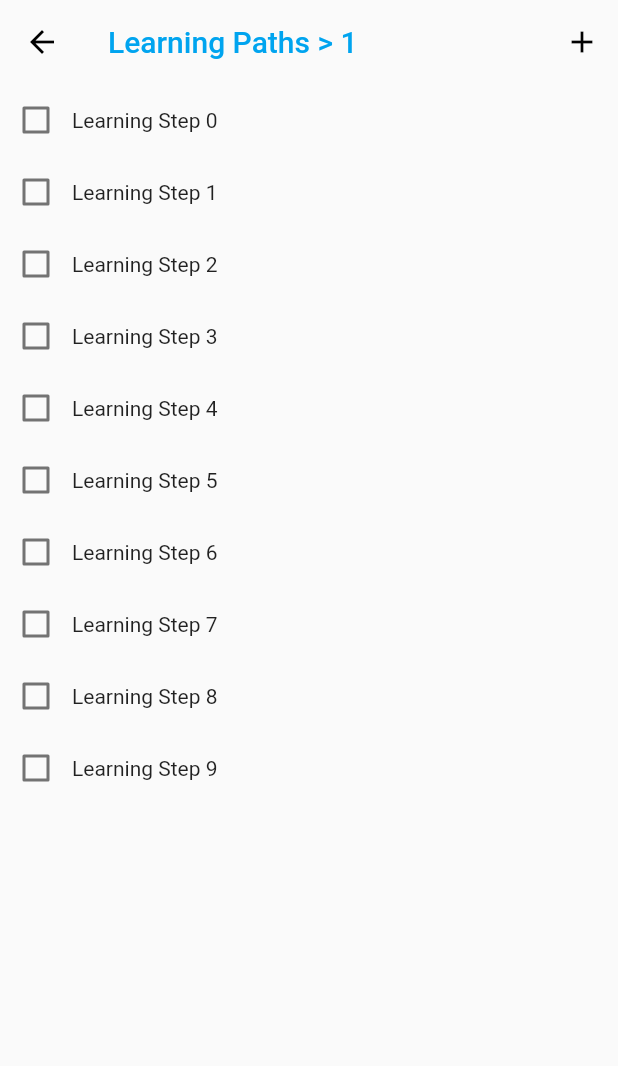
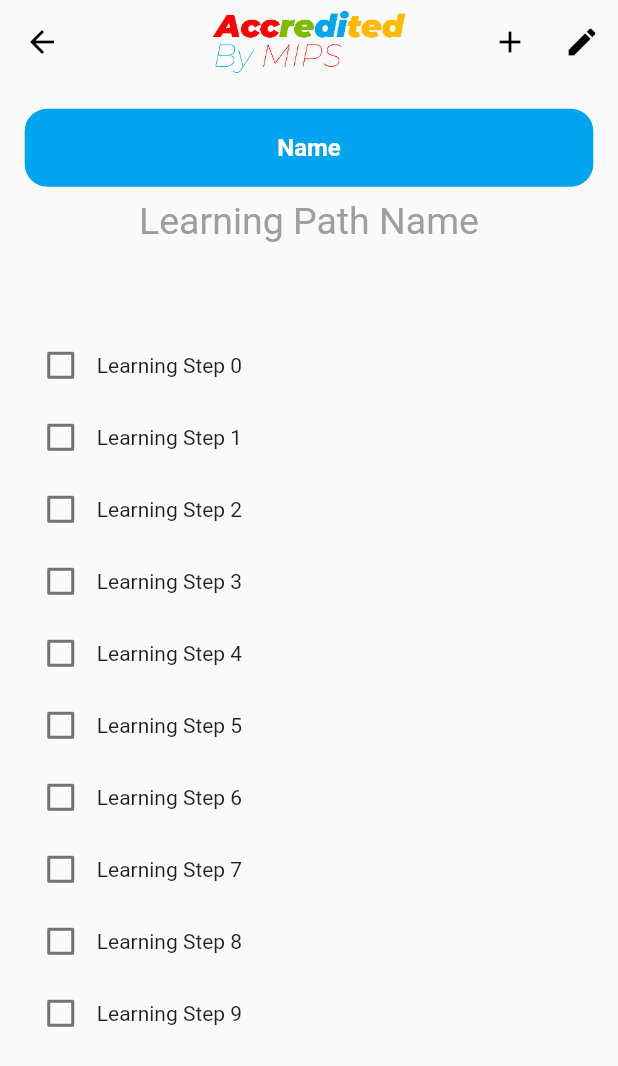
Before and after one commit to berkayaydmr/Microsoft-AccreditationManagementSystem-Mobile, a Flutter app: the LearningPathDetailView screen opened by its route, on a phone screen of 412 x 824 dp. Shown: the top 1066 px of the screen. Run offline on Flutter 3.47's test engine with Material 2 defaults, Android fonts, the phone set to English and light mode, and no system bars; our stand-ins replace auto_route, bloc, bot_toast, dio, equatable, flutter_bloc and 5 more; accounts and stored records are empty.

Commit message:
ui fixes

```diff
--- a/lib/core/navigation/navigation.dart
+++ b/lib/core/navigation/navigation.dart
@@ -12,6 +12,7 @@ import '../../ui/engineer/engineer_detail.dart';
 import '../../ui/engineer/engineer_edit_view.dart';
 import '../../ui/engineer/engineer_view.dart';
 import '../../ui/learning_path/learning_path_detail_view.dart';
+import '../../ui/learning_path/learning_path_edit_view.dart';
 import '../../ui/learning_path/learning_path_view.dart';
 import '../../ui/login/login_view.dart';
 import '../../ui/mip/mip_add_view.dart';
@@ -32,8 +33,7 @@ class AppRouter extends _$AppRouter {
     AutoRoute(path: '/dashboard', page: DashboardViewRoute.page),
     AutoRoute(path: '/accreditation', page: AccreditationViewRoute.page),
     AutoRoute(path: '/learningPath', page: LearningPathViewRoute.page),
-    AutoRoute(
-        path: '/learningPath/:id', page: LearningPathDetailViewRoute.page),
+    AutoRoute(path: '/learningPath/:id', page: LearningPathDetailViewRoute.page),
     AutoRoute(path: '/mip', page: MipViewRoute.page),
     AutoRoute(path: '/mip/:id', page: MipDetailViewRoute.page),
     AutoRoute(path: '/mip/add', page: MipAddViewRoute.page),
@@ -41,13 +41,12 @@ class AppRouter extends _$AppRouter {
     AutoRoute(path: '/engineer/:id', page: EngineerDetailViewRoute.page),
     AutoRoute(path: '/engineer/:id/edit', page: EngineerEditViewRoute.page),
     AutoRoute(path: '/engineer/add', page: EngineerAddViewRoute.page),
-    AutoRoute(
-        path: '/accreditation/:id', page: AccreditationDetailViewRoute.page)
+    AutoRoute(path: '/accreditation/:id', page: AccreditationDetailViewRoute.page),
+    AutoRoute(path: '/learningPath/:id/edit', page: LearningPathEditViewRoute.page)
   ];
 }
 
-Route<T> heroDialogRoute<T>(
-    BuildContext context, Widget child, AutoRoutePage<T> page) {
+Route<T> heroDialogRoute<T>(BuildContext context, Widget child, AutoRoutePage<T> page) {
   return PageRouteBuilder(
       fullscreenDialog: page.fullscreenDialog,
       opaque: false,
@@ -56,16 +55,13 @@ Route<T> heroDialogRoute<T>(
       maintainState: true,
       barrierColor: Colors.black54,
       settings: page,
-      pageBuilder: (context, animation, secondaryAnimation) =>
-          FadeTransition(opacity: animation, child: child));
+      pageBuilder: (context, animation, secondaryAnimation) => FadeTransition(opacity: animation, child: child));
 }
 
-Route<T> noAnimationMaterialPageRoute<T>(
-    BuildContext context, Widget child, AutoRoutePage<T> page) {
+Route<T> noAnimationMaterialPageRoute<T>(BuildContext context, Widget child, AutoRoutePage<T> page) {
   return PageRouteBuilder(
       maintainState: true,
       fullscreenDialog: false,
       settings: page,
-      pageBuilder: (context, animation, secondaryAnimation) =>
-          FadeTransition(opacity: animation, child: child));
+      pageBuilder: (context, animation, secondaryAnimation) => FadeTransition(opacity: animation, child: child));
 }
--- a/lib/repository/models/learning_path_response_model.dart
+++ b/lib/repository/models/learning_path_response_model.dart
@@ -1,4 +1,3 @@
-
 import 'learning_path_step_response_model.dart';
 
 class LearningPathResponseModel {
@@ -8,12 +7,7 @@ class LearningPathResponseModel {
   List<LearningPathStepResponseModel>? learningSteps;
   double? completionRate;
 
-  LearningPathResponseModel(
-      {this.id,
-        this.name,
-        this.mipID,
-        this.learningSteps,
-        this.completionRate});
+  LearningPathResponseModel({this.id, this.name, this.mipID, this.learningSteps, this.completionRate});
 
   LearningPathResponseModel.fromJson(Map<String, dynamic> json) {
     id = json['id'];
@@ -34,10 +28,19 @@ class LearningPathResponseModel {
     data['name'] = name;
     data['mipID'] = mipID;
     if (learningSteps != null) {
-      data['learningSteps'] =
-          learningSteps!.map((v) => v.toJson()).toList();
+      data['learningSteps'] = learningSteps!.map((v) => v.toJson()).toList();
     }
     data['completionRate'] = completionRate;
     return data;
   }
+
+  static List<LearningPathStepResponseModel> sampleLearningPathStepList = [
+    LearningPathStepResponseModel(id: 1, name: "Learning Step 1", isCompleted: true),
+    LearningPathStepResponseModel(id: 2, name: "Learning Step 2", isCompleted: false),
+    LearningPathStepResponseModel(id: 3, name: "Learning Step 3", isCompleted: false),
+    LearningPathStepResponseModel(id: 2, name: "Learning Step 2", isCompleted: false),
+    LearningPathStepResponseModel(id: 3, name: "Learning Step 3", isCompleted: false),
+    LearningPathStepResponseModel(id: 2, name: "Learning Step 2", isCompleted: false),
+    LearningPathStepResponseModel(id: 3, name: "Learning Step 3", isCompleted: false),
+  ];
 }
--- a/lib/ui/learning_path/learning_path_detail_view.dart
+++ b/lib/ui/learning_path/learning_path_detail_view.dart
@@ -1,11 +1,14 @@
 // ignore_for_file: prefer_const_constructors
 
 import 'package:accreditation_management_system/core/extensions/context_extensions.dart';
+import 'package:accreditation_management_system/ui/shared/widget/field_and_value_widget.dart';
 import 'package:accreditation_management_system/ui/shared/widget/head_title_widget.dart';
 import 'package:auto_route/annotations.dart';
+import 'package:auto_route/auto_route.dart';
 import 'package:flutter/material.dart';
 
 import '../../core/constants/image_constants.dart';
+import '../../core/navigation/navigation.dart';
 import '../../repository/models/learning_path_step_response_model.dart';
 
 @RoutePage()
@@ -15,38 +18,34 @@ class LearningPathDetailView extends StatelessWidget {
 
   @override
   Widget build(BuildContext context) {
-    List<LearningPathStepResponseModel> learningPaths = [
-      LearningPathStepResponseModel(
-          id: 1, name: "Learning Step 1", isCompleted: true),
-      LearningPathStepResponseModel(
-          id: 2, name: "Learning Step 2", isCompleted: false),
-      LearningPathStepResponseModel(
-          id: 3, name: "Learning Step 3", isCompleted: false),
-      LearningPathStepResponseModel(
-          id: 2, name: "Learning Step 2", isCompleted: false),
-      LearningPathStepResponseModel(
-          id: 3, name: "Learning Step 3", isCompleted: false),
-      LearningPathStepResponseModel(
-          id: 2, name: "Learning Step 2", isCompleted: false),
-      LearningPathStepResponseModel(
-          id: 3, name: "Learning Step 3", isCompleted: false),
-    ];
-
     return Scaffold(
       appBar: AppBar(
-        centerTitle: false,
-        title: Text("Learning Paths > 1", style: TextStyle(color: context.learningPathColor)),
+        centerTitle: true,
+        title: Image.asset(
+          ImageConstants.instance.logo,
+          height: context.height * 0.05,
+          cacheHeight: 100,
+        ),
         actions: [
-          IconButton(onPressed: (){}, icon: Icon(Icons.add))
+          IconButton(onPressed: () {}, icon: Icon(Icons.add)),
+          IconButton(
+              onPressed: () {
+                context.router.push(LearningPathEditViewRoute(learningPathID: 1));
+              },
+              icon: Icon(Icons.edit)),
         ],
       ),
-      body: Column(
-        children: [
-          Expanded(
-            flex: 10,
-            child: learningStepsList(),
-          )
-        ],
+      body: Container(
+        padding: context.edgeNormal,
+        child: Column(
+          children: [
+            Expanded(child: FieldAndValueWidget(title: "Name", value: "Learning Path Name", headTitleColor: context.learningPathColor)),
+            Expanded(
+              flex: 4,
+              child: learningStepsList(),
+            )
+          ],
+        ),
       ),
     );
   }
@@ -56,10 +55,7 @@ Widget learningStepsList() {
   return ListView.builder(
     itemCount: 10,
     itemBuilder: (context, index) {
-      return Row(children: [
-        Checkbox(value: false, onChanged: (value) {}),
-        Text("Learning Step $index")
-      ]);
+      return Row(children: [Checkbox(value: false, onChanged: (value) {}), Text("Learning Step $index")]);
     },
   );
 }
@@ -73,9 +69,7 @@ Widget menuButton(String text, IconData icon, VoidCallback onPressed) {
     ),
     style: TextButton.styleFrom(
       fixedSize: Size(100, 50),
-      shape: RoundedRectangleBorder(
-          borderRadius: BorderRadius.circular(100),
-          side: BorderSide(color: Colors.grey)),
+      shape: RoundedRectangleBorder(borderRadius: BorderRadius.circular(100), side: BorderSide(color: Colors.grey)),
     ),
   );
 }
```
Also changed, not shown: lib/ui/accreditation/accreditation_detail_view.dart (+6 -12 lines), lib/ui/engineer/engineer_add_view.dart (+12 -10 lines), lib/ui/learning_path/learning_path_edit_view.dart (added, +76 -0 lines), lib/core/navigation/navigation.gr.dart.
